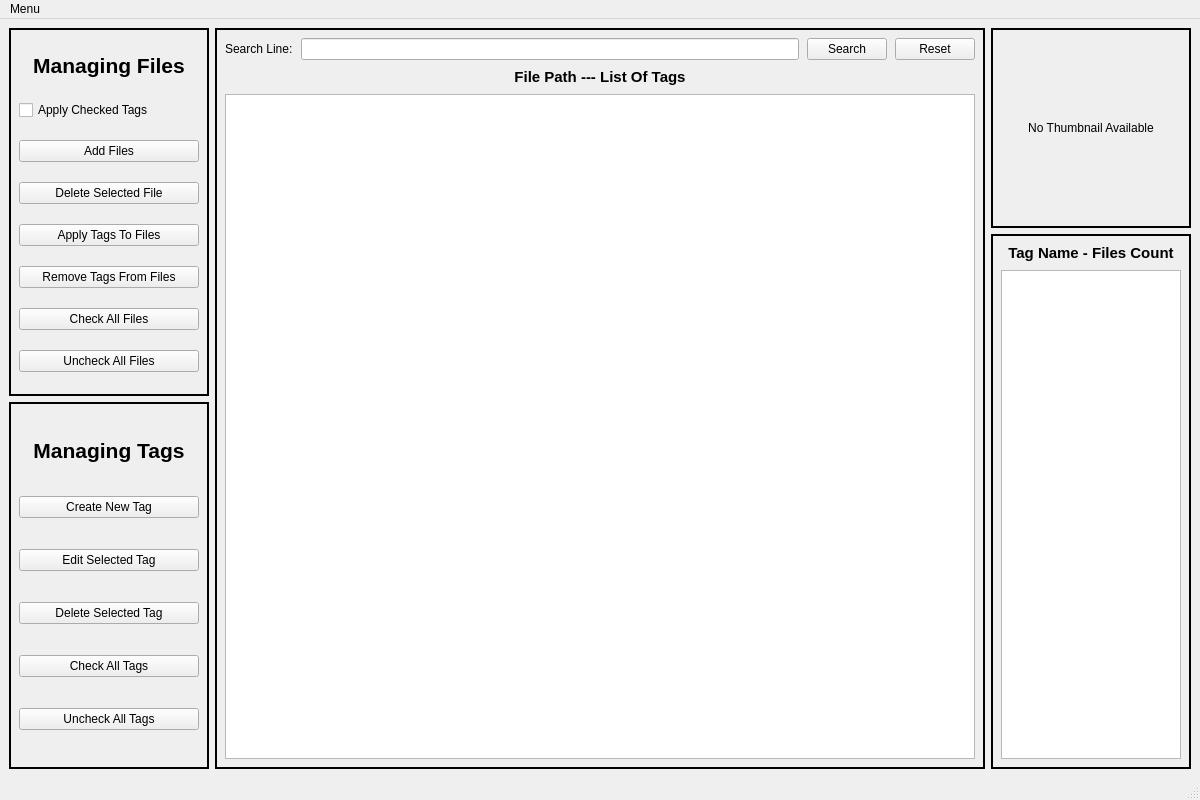
8Haze/File_Tagger, file main_window.ui: the form before one commit.
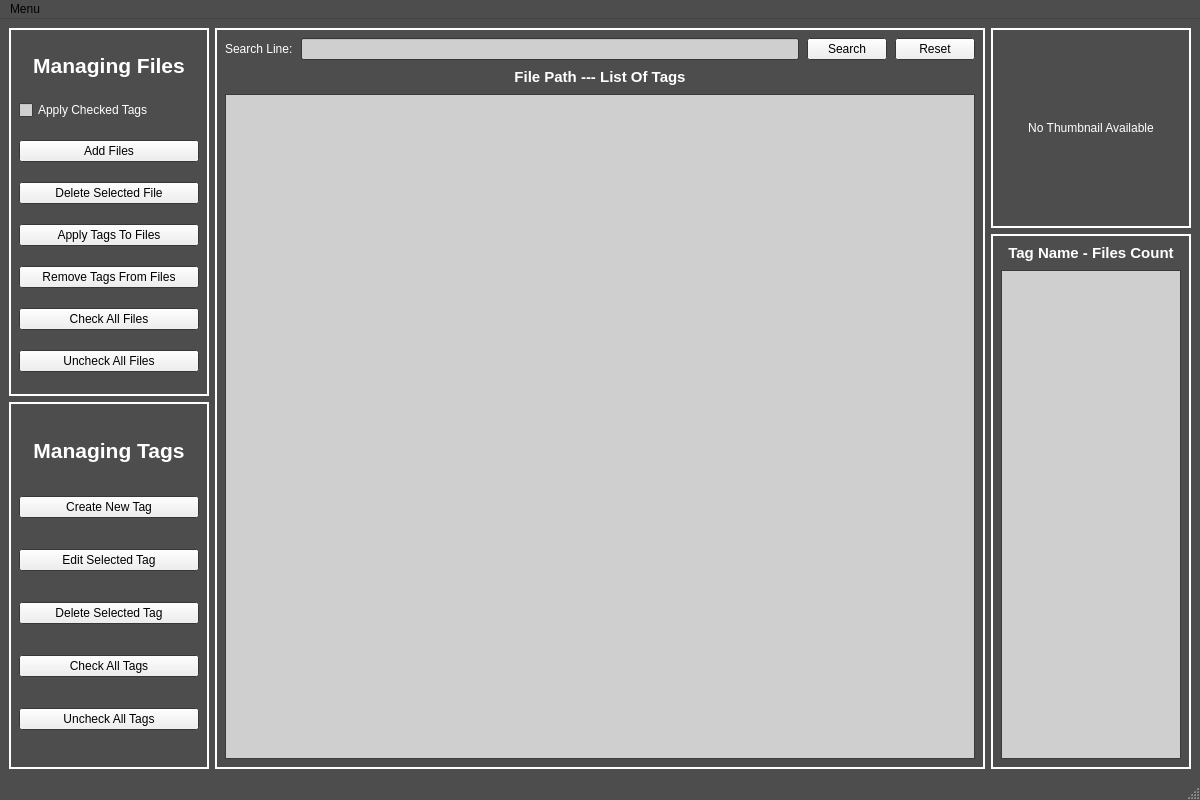
The form after the commit.

Commit message: UI color palette adjusted (dark)

Diff of the .ui file:
```diff
--- a/main_window.ui
+++ b/main_window.ui
@@ -10,9 +10,139 @@
     <height>800</height>
    </rect>
   </property>
+  <property name="palette">
+   <palette>
+    <active>
+     <colorrole role="WindowText">
+      <brush brushstyle="SolidPattern">
+       <color alpha="255">
+        <red>255</red>
+        <green>255</green>
+        <blue>255</blue>
+       </color>
+      </brush>
+     </colorrole>
+     <colorrole role="Text">
+      <brush brushstyle="SolidPattern">
+       <color alpha="255">
+        <red>0</red>
+        <green>0</green>
+        <blue>0</blue>
+       </color>
+      </brush>
+     </colorrole>
+     <colorrole role="Base">
+      <brush brushstyle="SolidPattern">
+       <color alpha="255">
+        <red>207</red>
+        <green>207</green>
+        <blue>207</blue>
+       </color>
+      </brush>
+     </colorrole>
+     <colorrole role="Window">
+      <brush brushstyle="SolidPattern">
+       <color alpha="255">
+        <red>77</red>
+        <green>77</green>
+        <blue>77</blue>
+       </color>
+      </brush>
+     </colorrole>
+     <colorrole role="Shadow">
+      <brush brushstyle="SolidPattern">
+       <color alpha="255">
+        <red>43</red>
+        <green>43</green>
+        <blue>43</blue>
+       </color>
+      </brush>
+     </colorrole>
+    </active>
+    <inactive>
+     <colorrole role="WindowText">
+      <brush brushstyle="SolidPattern">
+       <color alpha="255">
+        <red>255</red>
+        <green>255</green>
+        <blue>255</blue>
+       </color>
+      </brush>
+     </colorrole>
+     <colorrole role="Text">
+      <brush brushstyle="SolidPattern">
+       <color alpha="255">
+        <red>0</red>
+        <green>0</green>
+        <blue>0</blue>
+       </color>
+      </brush>
+     </colorrole>
+     <colorrole role="Base">
+      <brush brushstyle="SolidPattern">
+       <color alpha="255">
+        <red>207</red>
+        <green>207</green>
+        <blue>207</blue>
+       </color>
+      </brush>
+     </colorrole>
+     <colorrole role="Window">
+      <brush brushstyle="SolidPattern">
+       <color alpha="255">
+        <red>77</red>
+        <green>77</green>
+        <blue>77</blue>
+       </color>
+      </brush>
+     </colorrole>
+     <colorrole role="Shadow">
+      <brush brushstyle="SolidPattern">
+       <color alpha="255">
+        <red>43</red>
+        <green>43</green>
+        <blue>43</blue>
+       </color>
+      </brush>
+     </colorrole>
+    </inactive>
+    <disabled>
+     <colorrole role="Base">
+      <brush brushstyle="SolidPattern">
+       <color alpha="255">
+        <red>77</red>
+        <green>77</green>
+        <blue>77</blue>
+       </color>
+      </brush>
+     </colorrole>
+     <colorrole role="Window">
+      <brush brushstyle="SolidPattern">
+       <color alpha="255">
+        <red>77</red>
+        <green>77</green>
+        <blue>77</blue>
+       </color>
+      </brush>
+     </colorrole>
+     <colorrole role="Shadow">
+      <brush brushstyle="SolidPattern">
+       <color alpha="255">
+        <red>43</red>
+        <green>43</green>
+        <blue>43</blue>
+       </color>
+      </brush>
+     </colorrole>
+    </disabled>
+   </palette>
+  </property>
   <property name="windowTitle">
    <string>Main_Window</string>
   </property>
+  <property name="autoFillBackground">
+   <bool>false</bool>
+  </property>
   <widget class="QWidget" name="central_widget">
    <layout class="QHBoxLayout" name="horizontalLayout">
     <item>
```
The commit also changes 1 other file.
